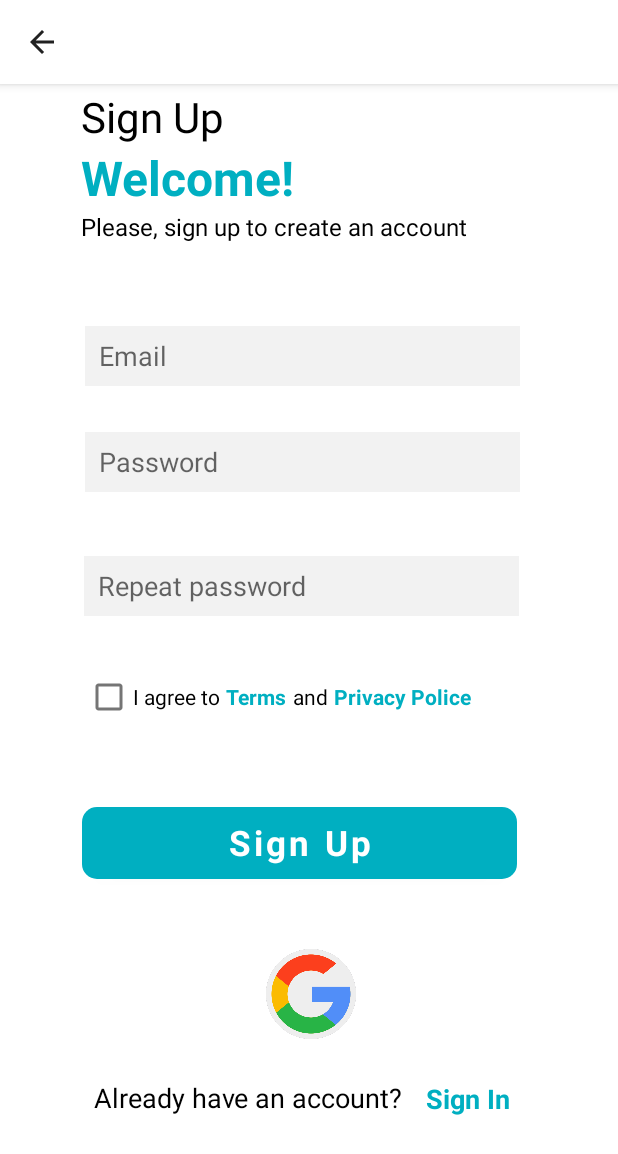
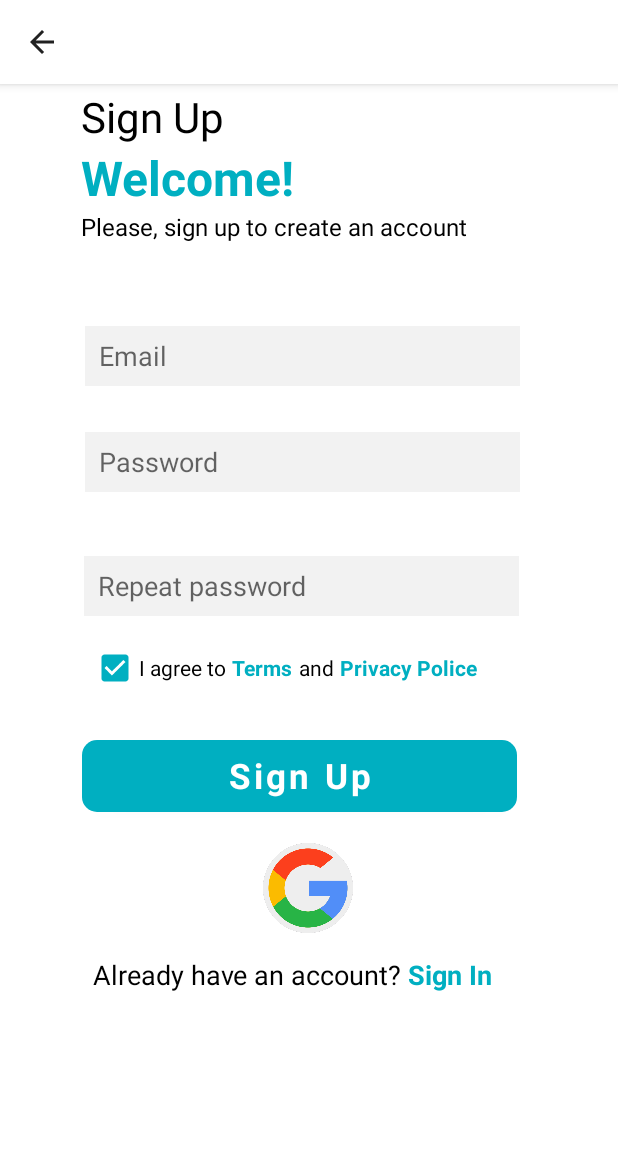
Before and after one commit to phamthainb/toeic-app, an Android app: the Login2 screen opened directly, with no data from a screen before it, after a tap on "Sign Up", on a phone screen of 412 x 824 dp. Shown: the top 1154 px of the screen. Run offline under Robolectric (Android 15) with nearby library versions, the phone set to English and light mode, and no system bars; libraries missing offline, so code that uses them is left out: com.loopj.android, cz.msebera.android; 1 other tap on this screen came first.

Commit message:
update login signup

```diff
--- a/toeic/app/build.gradle
+++ b/toeic/app/build.gradle
@@ -28,7 +28,8 @@ android {
 }
 
 dependencies {
-
+    implementation 'com.loopj.android:android-async-http:1.4.11'
+    implementation 'com.google.code.gson:gson:2.9.0'
     implementation 'androidx.appcompat:appcompat:1.4.1'
     implementation 'com.google.android.material:material:1.5.0'
     implementation 'androidx.constraintlayout:constraintlayout:2.1.3'
--- a/toeic/app/src/main/AndroidManifest.xml
+++ b/toeic/app/src/main/AndroidManifest.xml
@@ -1,7 +1,7 @@
 <?xml version="1.0" encoding="utf-8"?>
 <manifest xmlns:android="http://schemas.android.com/apk/res/android"
     package="com.ptit.toeic">
-
+    <uses-permission android:name="android.permission.INTERNET"/>
     <application
         android:allowBackup="true"
         android:icon="@mipmap/ic_launcher"
@@ -22,7 +22,7 @@
             android:name=".Logup1"
             android:exported="true" />
         <activity
-            android:name=".activity.Login"
+            android:name=".Login"
             android:exported="true" />
         <activity
             android:name=".MainActivity"
--- a/toeic/app/src/main/java/com/ptit/toeic/Login2.java
+++ b/toeic/app/src/main/java/com/ptit/toeic/Login2.java
@@ -11,11 +11,24 @@ import androidx.annotation.NonNull;
 import androidx.appcompat.app.ActionBar;
 import androidx.appcompat.app.AppCompatActivity;
 
-import com.ptit.toeic.activity.Login;
+import com.loopj.android.http.JsonHttpResponseHandler;
+import com.loopj.android.http.RequestParams;
+import com.ptit.toeic.utils.CallAPI;
+import com.ptit.toeic.utils.MySharedPreferences;
+
+import org.json.JSONArray;
+import org.json.JSONException;
+import org.json.JSONObject;
+
+import java.util.regex.Pattern;
+
+import cz.msebera.android.httpclient.Header;
+
 
 public class Login2 extends AppCompatActivity {
     Button btnSignIn1;
     TextView tvSignUp;
+    TextView tvEmail,tvPassword,tvError;
     @Override
     protected void onCreate(Bundle savedInstanceState) {
         super.onCreate(savedInstanceState);
@@ -26,10 +39,57 @@ public class Login2 extends AppCompatActivity {
         actionBar.setTitle("");
         btnSignIn1=findViewById(R.id.btnSignIn);
         tvSignUp=findViewById(R.id.txtSignUp);
+        tvEmail=findViewById(R.id.etUsernameLogin);
+        tvPassword=findViewById(R.id.edPasswordLogin);
+        tvError=findViewById(R.id.tverror);
         btnSignIn1.setOnClickListener(new View.OnClickListener() {
             @Override
             public void onClick(View view) {
+                String regexPattern = "^(.+)@(\\S+)$";
+                if(tvEmail.getText().toString().equals("")||tvPassword.getText().toString().equals("")){
+                    tvError.setText("The field cann't be empty!!!");
+                }//check email co chua @ khong?
+                else if(!patternMatches(tvEmail.getText().toString(), regexPattern)){
+                    tvError.setText("Email must include @");
+                } else {
+                    tvError.setText("");
+                    String email = tvEmail.getText().toString();
+                    String pass = tvPassword.getText().toString();
+                    RequestParams params = new RequestParams();
+                    params.put("email", email);
+                    params.put("password", pass);
 
+                    new CallAPI(getApplicationContext()).post("/account/login/", params, new JsonHttpResponseHandler() {
+                        @Override
+                        public void onSuccess(int statusCode, Header[] headers, JSONObject response) {
+                            try {
+                                Intent intent=new Intent(Login2.this,Target32.class);
+                                startActivity(intent);
+                                MySharedPreferences.savePreferences(getApplicationContext(), "token", response.getString("token"));
+                                MySharedPreferences.savePreferences(getApplicationContext(), "refresh", response.getString("refresh"));
+//                              //kiem tra xem co target # 0 trong csdl chua? neu co roi goi sang home, chua co goi sang select target
+//                                Intent intent=new Intent(Login2.this,Target32.class);
+//                                startActivity(intent);
+//                            System.out.println("response : "+ response.getString("message"));
+                                //Mo giao dien Home
+//                            Intent intent=new Intent(Login2.this,Home.class);
+//                            startActivity(intent);
+                            } catch (JSONException e) {
+                                e.printStackTrace();
+                            }
+                        }
+
+                        @Override
+                        public void onFailure(int statusCode, Header[] headers, Throwable throwable, JSONObject errorResponse) {
+                            try {
+                                System.out.println("response : " + errorResponse.getString("detail"));
+                                tvError.setText("Email/password no correct");
+                            } catch (JSONException e) {
+                                e.printStackTrace();
+                            }
+                        }
+                    });
+                }
             }
         });
         tvSignUp.setOnClickListener(new View.OnClickListener() {
@@ -49,4 +109,9 @@ public class Login2 extends AppCompatActivity {
                 //onBackPressed();
                 return true;
     }
+    public static boolean patternMatches(String emailAddress, String regexPattern) {
+        return Pattern.compile(regexPattern)
+                .matcher(emailAddress)
+                .matches();
+    }
 }
--- a/toeic/app/src/main/java/com/ptit/toeic/Logup1.java
+++ b/toeic/app/src/main/java/com/ptit/toeic/Logup1.java
@@ -4,14 +4,26 @@ import androidx.annotation.NonNull;
 import androidx.appcompat.app.ActionBar;
 import androidx.appcompat.app.AppCompatActivity;
 
+import android.app.AlertDialog;
+import android.content.DialogInterface;
 import android.content.Intent;
 import android.os.Bundle;
+
 import android.view.MenuItem;
 import android.view.View;
 import android.widget.Button;
 import android.widget.TextView;
 
-import com.ptit.toeic.activity.Login;
+import com.loopj.android.http.JsonHttpResponseHandler;
+import com.loopj.android.http.RequestParams;
+
+import org.json.JSONException;
+import org.json.JSONObject;
+import com.ptit.toeic.utils.CallAPI;
+
+import java.util.regex.Pattern;
+
+import cz.msebera.android.httpclient.Header;
 
 public class Logup1 extends AppCompatActivity {
     Button btnSignUp1;
@@ -19,6 +31,7 @@ public class Logup1 extends AppCompatActivity {
     TextView tvEmail;
     TextView tvPassword;
     TextView tvRePassword;
+    TextView tvError;
     @Override
     protected void onCreate(Bundle savedInstanceState) {
         super.onCreate(savedInstanceState);
@@ -27,26 +40,77 @@ public class Logup1 extends AppCompatActivity {
         ActionBar actionBar = getSupportActionBar();
         actionBar.setDisplayHomeAsUpEnabled(true);
         actionBar.setTitle("");
-        btnSignUp1=findViewById(R.id.btnSignUp);
-        tvSignIn=findViewById(R.id.txtSignIn);
-        tvEmail=findViewById(R.id.etUsername);
-        tvPassword=findViewById(R.id.etPassword);
-        tvRePassword=findViewById(R.id.etRePassword);
+        btnSignUp1 = findViewById(R.id.btnSignUp);
+        tvSignIn = findViewById(R.id.txtSignIn);
+        tvEmail = findViewById(R.id.etUsername);
+        tvPassword = findViewById(R.id.etPassword);
+        tvRePassword = findViewById(R.id.etRePassword);
+        tvError=findViewById(R.id.tverrorLogup);
 
         btnSignUp1.setOnClickListener(new View.OnClickListener() {
             @Override
             public void onClick(View view) {
-                String email=tvEmail.getText().toString();
-                String password=tvPassword.getText().toString();
-                String repassword=tvRePassword.getText().toString();
-                //check validate cuar email, pass, pass vs repass cos giong nhau ko?
+                String regexPattern = "^(.+)@(\\S+)$";
+                if(tvEmail.getText().toString().equals("")||tvPassword.getText().toString().equals("")||tvRePassword.getText().toString().equals("")){
+                    tvError.setText("The field cann't be empty!!!");
+                }else if(!tvPassword.getText().toString().equals(tvRePassword.getText().toString())){
+                    tvError.setText("Password don't match!!!");
+                }else if(!patternMatches(tvEmail.getText().toString(), regexPattern)){
+                    tvError.setText("Email must include @");
+                } else {
+                    tvError.setText("");
+                    String email = tvEmail.getText().toString();
+                    String password = tvPassword.getText().toString();
+                    String[] str = email.split("@");
+                    String username = str[0];
 
+                    RequestParams params = new RequestParams();
+                    params.put("email", email);
+                    params.put("password", password);
+                    params.put("username", username);
+
+                    new CallAPI(getApplicationContext()).post("/account/signup/", params, new JsonHttpResponseHandler() {
+                        @Override
+                        public void onSuccess(int statusCode, Header[] headers, JSONObject response) {
+                            try {
+                                System.out.println("response : " + response.getString("message"));
+                                // khởi tạo AlertDialog từ đối tượng Builder. tham số truyền vào ở đây là context.
+                                AlertDialog.Builder builder = new AlertDialog.Builder(Logup1.this);
+                                // set Message là phương thức thiết lập câu thông báo
+                                builder.setMessage("Register success!!! Please login.")
+//                                     positiveButton là nút thuận : đặt là OK
+                                        .setPositiveButton("OK", new DialogInterface.OnClickListener() {
+                                            public void onClick(DialogInterface dialog, int id) {
+                                                dialog.dismiss();
+                                                Intent intent = new Intent(Logup1.this, Login2.class);
+                                                startActivity(intent);
+                                            }
+                                        });
+                                // tạo dialog và hiển thị
+                                builder.create().show();
+                            } catch (JSONException e) {
+                                e.printStackTrace();
+                            }
+                        }
+
+                        @Override
+                        public void onFailure(int statusCode, Header[] headers, Throwable throwable, JSONObject errorResponse) {
+                            try {
+                                System.out.println("response : " + errorResponse.getJSONObject("message").getJSONArray("email").get(0));
+                                tvError.setText("Email existed!");
+                            } catch (JSONException e) {
+                                e.printStackTrace();
+                            }
+                        }
+                    });
+                }
             }
         });
+
         tvSignIn.setOnClickListener(new View.OnClickListener() {
             @Override
             public void onClick(View view) {
-                Intent intent=new Intent(Logup1.this,Login2.class);
+                Intent intent = new Intent(Logup1.this, Login2.class);
                 startActivity(intent);
             }
         });
@@ -58,6 +122,10 @@ public class Logup1 extends AppCompatActivity {
                 startActivity(intent);}
                // onBackPressed();
                 return true;
+        }
+    public static boolean patternMatches(String emailAddress, String regexPattern) {
+        return Pattern.compile(regexPattern)
+                .matcher(emailAddress)
+                .matches();
     }
-
-}
+    }
--- a/toeic/app/src/main/res/layout/activity_login.xml
+++ b/toeic/app/src/main/res/layout/activity_login.xml
@@ -5,7 +5,7 @@
     android:layout_width="match_parent"
     android:layout_height="match_parent"
     android:background="@color/gray"
-    tools:context=".activity.Login">
+    tools:context=".Login">
 
     <ImageView
         android:id="@+id/imageView3"
--- a/toeic/app/src/main/res/layout/activity_logup1.xml
+++ b/toeic/app/src/main/res/layout/activity_logup1.xml
@@ -52,6 +52,21 @@
         app:layout_constraintTop_toBottomOf="@id/textView1"
         app:layout_constraintVertical_bias="0.0" />
 
+    <TextView
+        android:id="@+id/tverrorLogup"
+        android:layout_width="290dp"
+        android:layout_height="40dp"
+        android:layout_marginLeft="4dp"
+        android:text=""
+        android:textColor="@color/red"
+        android:textSize="16dp"
+        app:layout_constraintBottom_toBottomOf="parent"
+        app:layout_constraintHorizontal_bias="0.427"
+        app:layout_constraintLeft_toLeftOf="parent"
+        app:layout_constraintRight_toRightOf="parent"
+        app:layout_constraintTop_toBottomOf="@id/textView2"
+        app:layout_constraintVertical_bias="0.02" />
+
     <EditText
         android:id="@+id/etUsername"
         android:layout_width="290dp"
@@ -105,17 +120,28 @@
         app:layout_constraintTop_toBottomOf="@id/etPassword"
         app:layout_constraintVertical_bias="0.093" />
 
+    <LinearLayout
+        android:id="@+id/linear"
+        android:layout_width="wrap_content"
+        android:layout_height="wrap_content"
+        app:layout_constraintBottom_toBottomOf="parent"
+        app:layout_constraintHorizontal_bias="0.375"
+        app:layout_constraintLeft_toLeftOf="parent"
+        app:layout_constraintRight_toRightOf="parent"
+        app:layout_constraintTop_toBottomOf="@id/etRePassword"
+        app:layout_constraintVertical_bias="0.04">
+
         <CheckBox
             android:id="@+id/checkBox"
             android:layout_width="wrap_content"
             android:layout_height="40dp"
+            android:layout_marginLeft="4dp"
             android:text="I agree to"
-        android:layout_marginLeft="4dp"
+            android:checked="true"
             app:layout_constraintBottom_toBottomOf="parent"
             app:layout_constraintHorizontal_bias="0.165"
             app:layout_constraintLeft_toLeftOf="parent"
             app:layout_constraintRight_toRightOf="parent"
-        app:layout_constraintTop_toBottomOf="@id/etRePassword"
             app:layout_constraintVertical_bias="0.091" />
 
         <TextView
@@ -130,7 +156,6 @@
             app:layout_constraintHorizontal_bias="0.0"
             app:layout_constraintLeft_toRightOf="@id/checkBox"
             app:layout_constraintRight_toRightOf="parent"
-        app:layout_constraintTop_toBottomOf="@id/etRePassword"
             app:layout_constraintVertical_bias="0.112" />
 
         <TextView
@@ -144,7 +169,6 @@
             app:layout_constraintHorizontal_bias="0.0"
             app:layout_constraintLeft_toRightOf="@id/terms"
             app:layout_constraintRight_toRightOf="parent"
-        app:layout_constraintTop_toBottomOf="@id/etRePassword"
             app:layout_constraintVertical_bias="0.112" />
 
         <TextView
@@ -158,24 +182,24 @@
             app:layout_constraintHorizontal_bias="0.0"
             app:layout_constraintLeft_toRightOf="@id/and"
             app:layout_constraintRight_toRightOf="parent"
-        app:layout_constraintTop_toBottomOf="@id/etRePassword"
             app:layout_constraintVertical_bias="0.112" />
+    </LinearLayout>
 
     <Button
         android:id="@+id/btnSignUp"
         style="@style/MyButton"
         android:layout_width="290dp"
         android:layout_height="60dp"
+        android:layout_marginLeft="4dp"
         android:layout_marginBottom="36dp"
         android:text="Sign Up"
         app:cornerRadius="10dp"
-        android:layout_marginLeft="4dp"
         app:layout_constraintBottom_toBottomOf="parent"
         app:layout_constraintHorizontal_bias="0.427"
         app:layout_constraintLeft_toLeftOf="parent"
         app:layout_constraintRight_toRightOf="parent"
-        app:layout_constraintTop_toBottomOf="@+id/checkBox"
-        app:layout_constraintVertical_bias="0.195" />
+        app:layout_constraintTop_toBottomOf="@+id/linear"
+        app:layout_constraintVertical_bias="0.085" />
 
     <ImageView
         android:id="@+id/ggicon"
@@ -184,11 +208,22 @@
         android:layout_marginLeft="4dp"
         android:src="@drawable/screen2_ggicon"
         app:layout_constraintBottom_toBottomOf="parent"
-        app:layout_constraintHorizontal_bias="0.498"
+        app:layout_constraintHorizontal_bias="0.492"
         app:layout_constraintLeft_toLeftOf="parent"
         app:layout_constraintRight_toRightOf="parent"
         app:layout_constraintTop_toBottomOf="@id/btnSignUp"
-        app:layout_constraintVertical_bias="0.238" />
+        app:layout_constraintVertical_bias="0.068" />
+
+    <LinearLayout
+        android:layout_width="295dp"
+        android:layout_height="32dp"
+        android:layout_marginLeft="4dp"
+        app:layout_constraintBottom_toBottomOf="parent"
+        app:layout_constraintHorizontal_bias="0.479"
+        app:layout_constraintLeft_toLeftOf="parent"
+        app:layout_constraintRight_toRightOf="parent"
+        app:layout_constraintTop_toBottomOf="@id/ggicon"
+        app:layout_constraintVertical_bias="0.091">
 
         <TextView
             android:id="@+id/textView3"
@@ -198,11 +233,9 @@
             android:text="Already have an account?"
             android:textColor="@color/black"
             android:textSize="18dp"
-        app:layout_constraintBottom_toBottomOf="parent"
             app:layout_constraintHorizontal_bias="0.292"
             app:layout_constraintLeft_toLeftOf="parent"
             app:layout_constraintRight_toRightOf="parent"
-        app:layout_constraintTop_toBottomOf="@id/ggicon"
             app:layout_constraintVertical_bias="0.247" />
 
         <TextView
@@ -214,11 +247,9 @@
             android:textColor="@color/blue"
             android:textSize="18dp"
             android:textStyle="bold"
-        app:layout_constraintBottom_toBottomOf="parent"
             app:layout_constraintHorizontal_bias="0.132"
             app:layout_constraintLeft_toRightOf="@id/textView3"
             app:layout_constraintRight_toRightOf="parent"
-        app:layout_constraintTop_toBottomOf="@id/ggicon"
             app:layout_constraintVertical_bias="0.258" />
-
+    </LinearLayout>
 </androidx.constraintlayout.widget.ConstraintLayout>
```
Also changed, not shown: toeic/app/src/main/java/com/ptit/toeic/Target32.java (+39 -0 lines), toeic/app/src/main/java/com/ptit/toeic/utils/MySharedPreferences.java (added, +24 -0 lines), toeic/app/src/main/res/layout/activity_login2.xml (+49 -17 lines), toeic/app/src/main/res/layout/activity_target32.xml (+4 -3 lines). Lines whose indentation alone changed are shown as unchanged.
